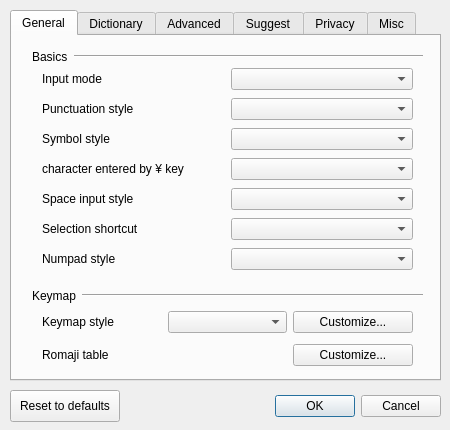
The window that src/gui/config_dialog/config_dialog.ui (niw/mozc) describes before a commit, drawn with Qt 5.
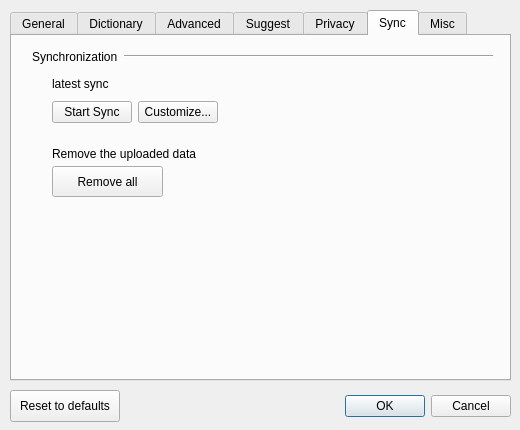
The same window after the commit. The open tabs and pages were chosen to show the change. Custom widgets are drawn as their Qt base class.

Commit message: * Support new features for IBus.   - Support UNDO feature.   - Support Reconversion feature for IBus >=1.4.   - Add some menus into language bar.   - Set ibus-mozc rank as 80. * Fixed some bugs.   - Fixed English-number toggle key issue for emacs.(Issue 101)   - Fixed crash problem on scim.(Issue 104) * Change dependency name for Ubuntu 11.10.(Issue 106)

```diff
--- a/src/gui/config_dialog/config_dialog.ui
+++ b/src/gui/config_dialog/config_dialog.ui
@@ -6,7 +6,7 @@
    <rect>
     <x>0</x>
     <y>0</y>
-    <width>450</width>
+    <width>520</width>
     <height>430</height>
    </rect>
   </property>
@@ -18,13 +18,13 @@
   </property>
   <property name="minimumSize">
    <size>
-    <width>450</width>
+    <width>520</width>
     <height>430</height>
    </size>
   </property>
   <property name="maximumSize">
    <size>
-    <width>450</width>
+    <width>520</width>
     <height>430</height>
    </size>
   </property>
@@ -36,7 +36,7 @@
     <rect>
      <x>0</x>
      <y>0</y>
-     <width>451</width>
+     <width>521</width>
      <height>431</height>
     </rect>
    </property>
@@ -45,7 +45,7 @@
      <rect>
       <x>10</x>
       <y>10</y>
-      <width>431</width>
+      <width>501</width>
       <height>371</height>
      </rect>
     </property>
@@ -61,8 +61,8 @@
        <rect>
         <x>30</x>
         <y>30</y>
-        <width>371</width>
-        <height>211</height>
+        <width>441</width>
+        <height>234</height>
        </rect>
       </property>
       <layout class="QGridLayout" name="gridLayout">
@@ -158,7 +158,7 @@
        <rect>
         <x>30</x>
         <y>270</y>
-        <width>371</width>
+        <width>441</width>
         <height>66</height>
        </rect>
       </property>
@@ -207,7 +207,7 @@
        <rect>
         <x>20</x>
         <y>10</y>
-        <width>391</width>
+        <width>461</width>
         <height>21</height>
        </rect>
       </property>
@@ -239,7 +239,7 @@
        <rect>
         <x>20</x>
         <y>250</y>
-        <width>391</width>
+        <width>461</width>
         <height>20</height>
        </rect>
       </property>
@@ -1094,6 +1094,178 @@
        <string>Settings...</string>
       </property>
      </widget>
+     <widget class="QCheckBox" name="presentationModeCheckBox">
+      <property name="geometry">
+       <rect>
+        <x>30</x>
+        <y>130</y>
+        <width>441</width>
+        <height>17</height>
+       </rect>
+      </property>
+      <property name="text">
+       <string>Temporarily disable all suggestions</string>
+      </property>
+     </widget>
+     <widget class="QWidget" name="horizontalLayoutWidget_19">
+      <property name="geometry">
+       <rect>
+        <x>20</x>
+        <y>100</y>
+        <width>461</width>
+        <height>27</height>
+       </rect>
+      </property>
+      <layout class="QHBoxLayout" name="horizontalLayout_21">
+       <item>
+        <widget class="QLabel" name="label_12">
+         <property name="text">
+          <string>Presentation mode</string>
+         </property>
+        </widget>
+       </item>
+       <item>
+        <widget class="Line" name="line_12">
+         <property name="sizePolicy">
+          <sizepolicy hsizetype="MinimumExpanding" vsizetype="Fixed">
+           <horstretch>0</horstretch>
+           <verstretch>0</verstretch>
+          </sizepolicy>
+         </property>
+         <property name="orientation">
+          <enum>Qt::Horizontal</enum>
+         </property>
+        </widget>
+       </item>
+      </layout>
+     </widget>
+    </widget>
+    <widget class="QWidget" name="tab">
+     <attribute name="title">
+      <string>Sync</string>
+     </attribute>
+     <widget class="QWidget" name="horizontalLayoutWidget_13">
+      <property name="geometry">
+       <rect>
+        <x>20</x>
+        <y>10</y>
+        <width>461</width>
+        <height>21</height>
+       </rect>
+      </property>
+      <layout class="QHBoxLayout" name="horizontalLayout_17">
+       <item>
+        <widget class="QLabel" name="label_5">
+         <property name="text">
+          <string>Synchronization</string>
+         </property>
+        </widget>
+       </item>
+       <item>
+        <widget class="Line" name="line_5">
+         <property name="sizePolicy">
+          <sizepolicy hsizetype="MinimumExpanding" vsizetype="Fixed">
+           <horstretch>0</horstretch>
+           <verstretch>0</verstretch>
+          </sizepolicy>
+         </property>
+         <property name="orientation">
+          <enum>Qt::Horizontal</enum>
+         </property>
+        </widget>
+       </item>
+      </layout>
+     </widget>
+     <widget class="QWidget" name="horizontalLayoutWidget_4">
+      <property name="geometry">
+       <rect>
+        <x>40</x>
+        <y>60</y>
+        <width>441</width>
+        <height>32</height>
+       </rect>
+      </property>
+      <layout class="QHBoxLayout" name="horizontalLayout_3">
+       <item>
+        <widget class="QPushButton" name="syncToggleButton">
+         <property name="sizePolicy">
+          <sizepolicy hsizetype="Fixed" vsizetype="Fixed">
+           <horstretch>0</horstretch>
+           <verstretch>0</verstretch>
+          </sizepolicy>
+         </property>
+         <property name="text">
+          <string>Start Sync</string>
+         </property>
+        </widget>
+       </item>
+       <item>
+        <widget class="QPushButton" name="syncCustomizationButton">
+         <property name="sizePolicy">
+          <sizepolicy hsizetype="Fixed" vsizetype="Fixed">
+           <horstretch>0</horstretch>
+           <verstretch>0</verstretch>
+          </sizepolicy>
+         </property>
+         <property name="text">
+          <string>Customize...</string>
+         </property>
+        </widget>
+       </item>
+       <item>
+        <spacer name="horizontalSpacer_3">
+         <property name="orientation">
+          <enum>Qt::Horizontal</enum>
+         </property>
+         <property name="sizeHint" stdset="0">
+          <size>
+           <width>40</width>
+           <height>20</height>
+          </size>
+         </property>
+        </spacer>
+       </item>
+      </layout>
+     </widget>
+     <widget class="QLabel" name="syncStatusLabel">
+      <property name="geometry">
+       <rect>
+        <x>40</x>
+        <y>40</y>
+        <width>401</width>
+        <height>16</height>
+       </rect>
+      </property>
+      <property name="text">
+       <string>latest sync</string>
+      </property>
+     </widget>
+     <widget class="QLabel" name="label_2">
+      <property name="geometry">
+       <rect>
+        <x>40</x>
+        <y>110</y>
+        <width>391</width>
+        <height>16</height>
+       </rect>
+      </property>
+      <property name="text">
+       <string>Remove the uploaded data</string>
+      </property>
+     </widget>
+     <widget class="QPushButton" name="clearSyncButton">
+      <property name="geometry">
+       <rect>
+        <x>40</x>
+        <y>130</y>
+        <width>111</width>
+        <height>31</height>
+       </rect>
+      </property>
+      <property name="text">
+       <string>Remove all</string>
+      </property>
+     </widget>
     </widget>
     <widget class="QWidget" name="miscTab">
      <attribute name="title">
@@ -1327,7 +1499,7 @@
      <rect>
       <x>10</x>
       <y>390</y>
-      <width>431</width>
+      <width>501</width>
       <height>32</height>
      </rect>
     </property>
```
Left out of the diff: 66 changed lines with no effect on the pictures. The commit also changes 555 other files.
